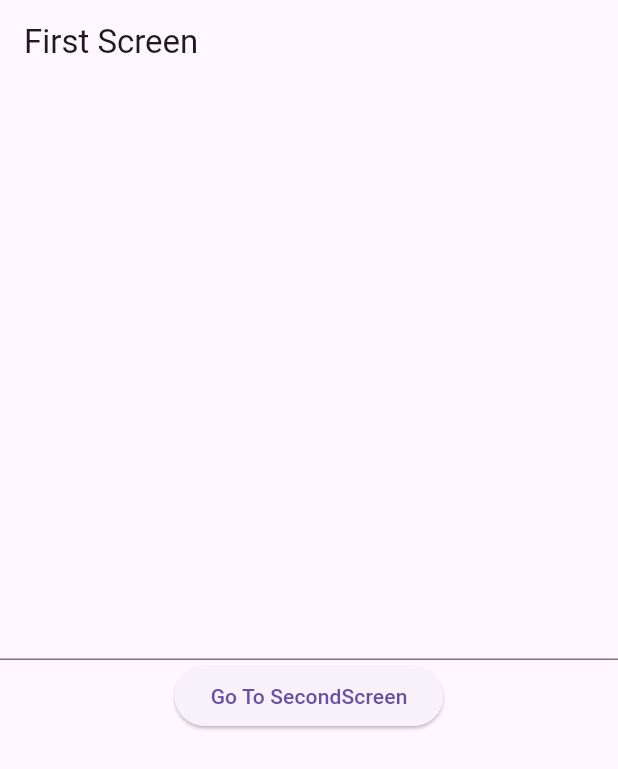
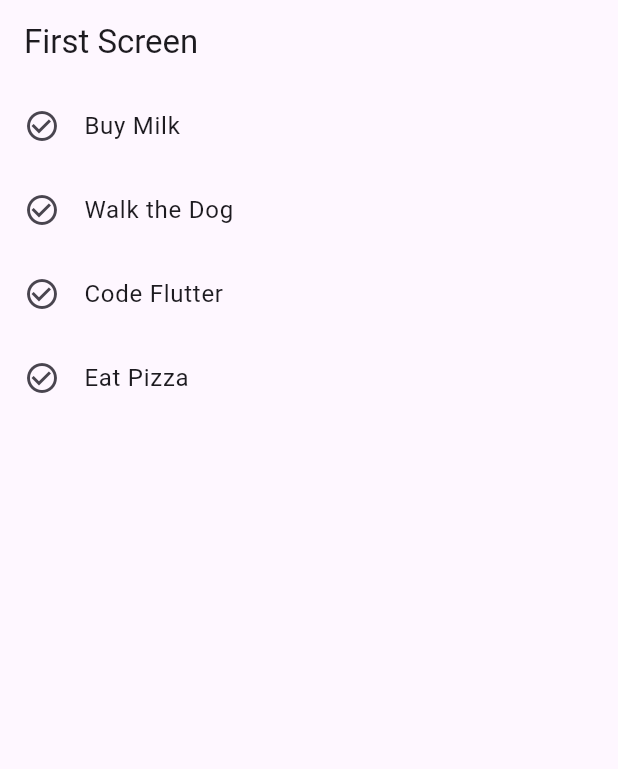
Before and after one commit to Syipmong/Learning_paths, a Flutter app: the screen it shows after launch, on a phone screen of 412 x 824 dp. Shown: the top 769 px of the screen. Run offline on Flutter 3.47's test engine with Material 3 defaults, Android fonts, the phone set to English and light mode, and no system bars.

Commit message:
Refactor FirstScreen to use ListView for task display and remove unused TextField

```diff
--- a/myapp/lib/main.dart
+++ b/myapp/lib/main.dart
@@ -13,33 +13,33 @@ class MyApp extends StatelessWidget {
   }
 }
 
-class FirstScreen extends StatelessWidget {
-  FirstScreen({super.key});
+class FirstScreen extends StatefulWidget {
+  const FirstScreen({super.key});
 
-  final TextEditingController _controller = TextEditingController();
+  @override
+  State<FirstScreen> createState() => _FirstScreenState();
+}
+
+class _FirstScreenState extends State<FirstScreen> {
+  final List<String> tasks = [
+    "Buy Milk",
+    "Walk the Dog",
+    "Code Flutter",
+    "Eat Pizza",
+  ];
+
   @override
   Widget build(BuildContext context) {
     return Scaffold(
       appBar: AppBar(title: Text("First Screen")),
-      body: Column(
-        mainAxisAlignment: .center,
-        children: [
-          TextField(
-            controller: _controller,
-          ),
-          ElevatedButton(
-            onPressed: () async {
-             final result = await Navigator.push(
-                context,
-                MaterialPageRoute(builder: (context) => SecondScreen(data: _controller.text,)),
-              );
-              print("Returned: $result");
-            },
-            child: Text("Go To SecondScreen"),
-
-          ),
-        ],
-      ),
+      body: ListView.builder(
+        itemCount: tasks.length,
+        itemBuilder: (context, index)=> ListTile(
+            title: Text(tasks[index]),
+            leading: Icon(Icons.check_circle_outline),
+            onTap: () => Navigator.push(context, MaterialPageRoute(builder: (context)=> SecondScreen(data: tasks[index]))),
+        )
+        ),
     );
   }
 }
```
